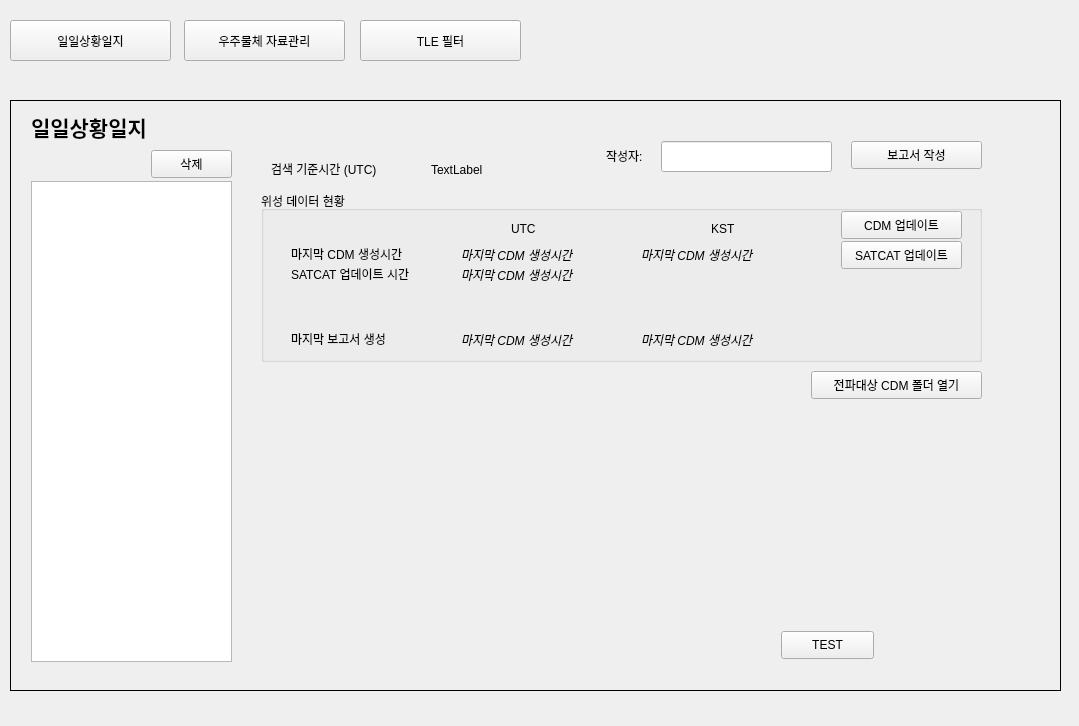
This is DataFiles/SIMP_main.ui in FSOP/SIMP_python as Qt 5 draws it before an edit. The edited form follows.
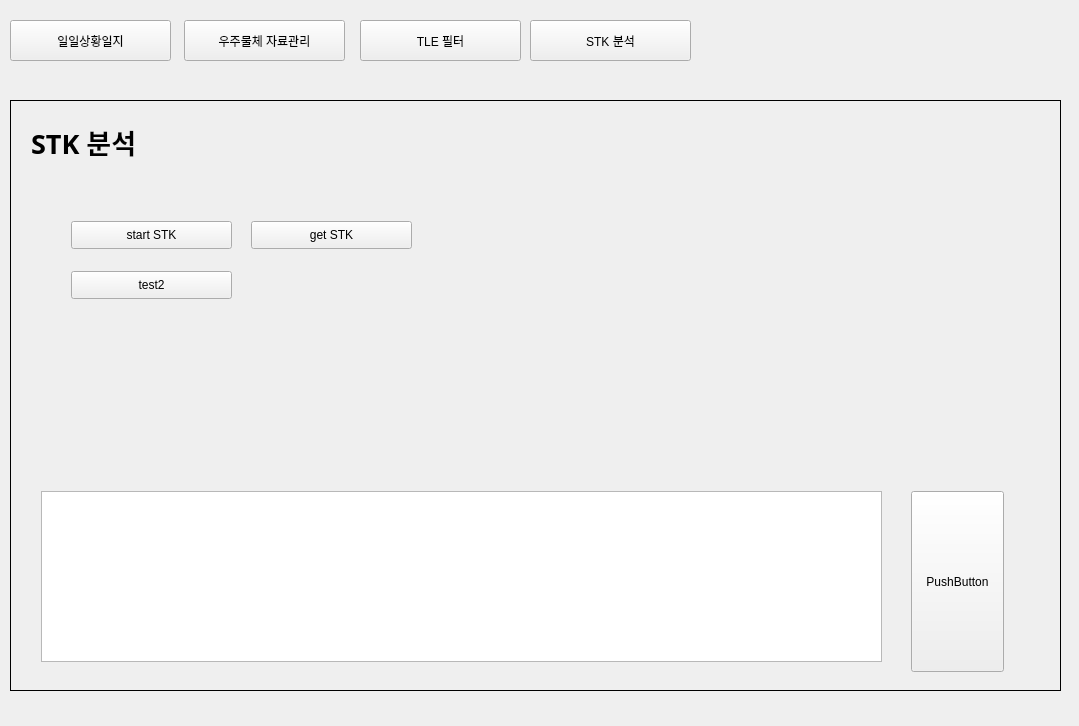
This is the edited form.

What changed in the file:
```diff
--- a/DataFiles/SIMP_main.ui
+++ b/DataFiles/SIMP_main.ui
@@ -31,6 +31,9 @@
    <property name="frameShape">
     <enum>QFrame::Box</enum>
    </property>
+   <property name="currentIndex">
+    <number>3</number>
+   </property>
    <widget class="QWidget" name="page">
     <widget class="QListWidget" name="list_report">
      <property name="geometry">
@@ -344,7 +347,112 @@
      </property>
     </widget>
    </widget>
-   <widget class="QWidget" name="page_2"/>
+   <widget class="QWidget" name="page_2">
+    <widget class="QLabel" name="label_11">
+     <property name="geometry">
+      <rect>
+       <x>30</x>
+       <y>40</y>
+       <width>64</width>
+       <height>15</height>
+      </rect>
+     </property>
+     <property name="text">
+      <string>TLE Filter</string>
+     </property>
+    </widget>
+   </widget>
+   <widget class="QWidget" name="page_4">
+    <widget class="QLabel" name="label_12">
+     <property name="geometry">
+      <rect>
+       <x>20</x>
+       <y>20</y>
+       <width>291</width>
+       <height>41</height>
+      </rect>
+     </property>
+     <property name="font">
+      <font>
+       <family>Arial Black</family>
+       <pointsize>20</pointsize>
+       <weight>75</weight>
+       <bold>true</bold>
+      </font>
+     </property>
+     <property name="text">
+      <string>STK 분석</string>
+     </property>
+    </widget>
+    <widget class="QPushButton" name="button_startSTK">
+     <property name="geometry">
+      <rect>
+       <x>60</x>
+       <y>120</y>
+       <width>161</width>
+       <height>28</height>
+      </rect>
+     </property>
+     <property name="text">
+      <string>start STK</string>
+     </property>
+    </widget>
+    <widget class="QPushButton" name="button_test2">
+     <property name="geometry">
+      <rect>
+       <x>60</x>
+       <y>170</y>
+       <width>161</width>
+       <height>28</height>
+      </rect>
+     </property>
+     <property name="text">
+      <string>test2</string>
+     </property>
+    </widget>
+    <widget class="QPushButton" name="button_getSTK">
+     <property name="geometry">
+      <rect>
+       <x>240</x>
+       <y>120</y>
+       <width>161</width>
+       <height>28</height>
+      </rect>
+     </property>
+     <property name="text">
+      <string>get STK</string>
+     </property>
+    </widget>
+    <widget class="QPushButton" name="button_executeSTK">
+     <property name="geometry">
+      <rect>
+       <x>900</x>
+       <y>390</y>
+       <width>93</width>
+       <height>181</height>
+      </rect>
+     </property>
+     <property name="accessibleDescription">
+      <string>ssdf</string>
+     </property>
+     <property name="text">
+      <string>PushButton</string>
+     </property>
+     <property name="shortcut">
+      <string>Alt+S</string>
+     </property>
+    </widget>
+    <widget class="QPlainTextEdit" name="text_STK_comm">
+     <property name="geometry">
+      <rect>
+       <x>30</x>
+       <y>390</y>
+       <width>841</width>
+       <height>171</height>
+      </rect>
+     </property>
+    </widget>
+   </widget>
   </widget>
   <widget class="QPushButton" name="button_daily_report">
    <property name="geometry">
@@ -385,6 +493,19 @@
     <string>TLE 필터</string>
    </property>
   </widget>
+  <widget class="QPushButton" name="button_STK">
+   <property name="geometry">
+    <rect>
+     <x>530</x>
+     <y>20</y>
+     <width>161</width>
+     <height>41</height>
+    </rect>
+   </property>
+   <property name="text">
+    <string>STK 분석</string>
+   </property>
+  </widget>
  </widget>
  <resources/>
  <connections/>
```
Left out of the diff: 5 changed lines with no effect on the pictures.
